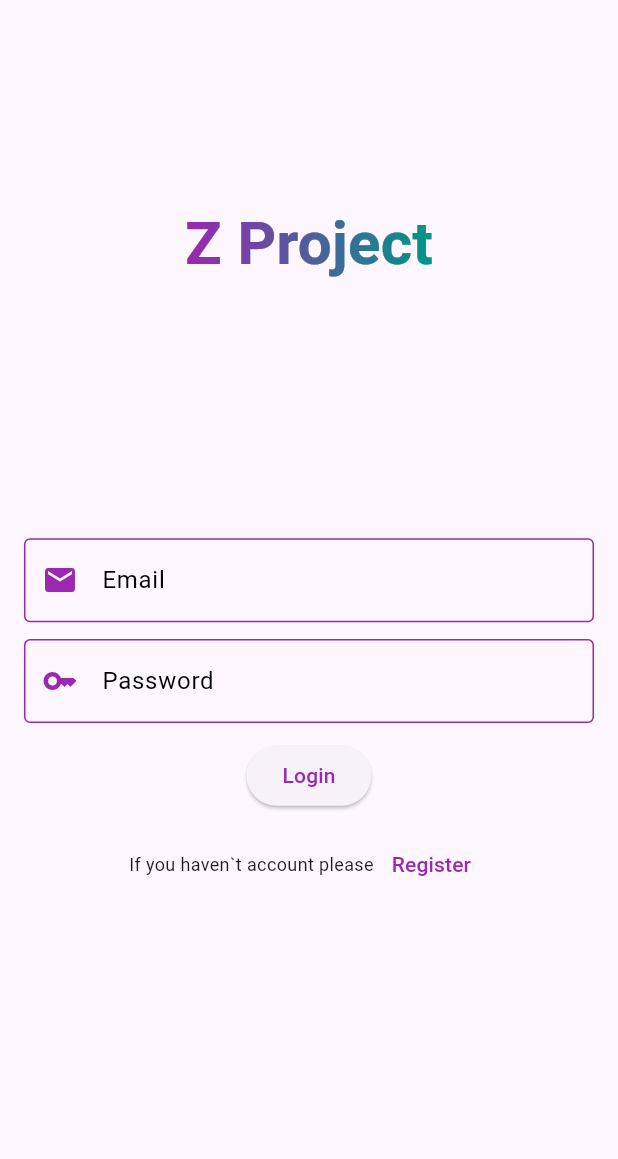
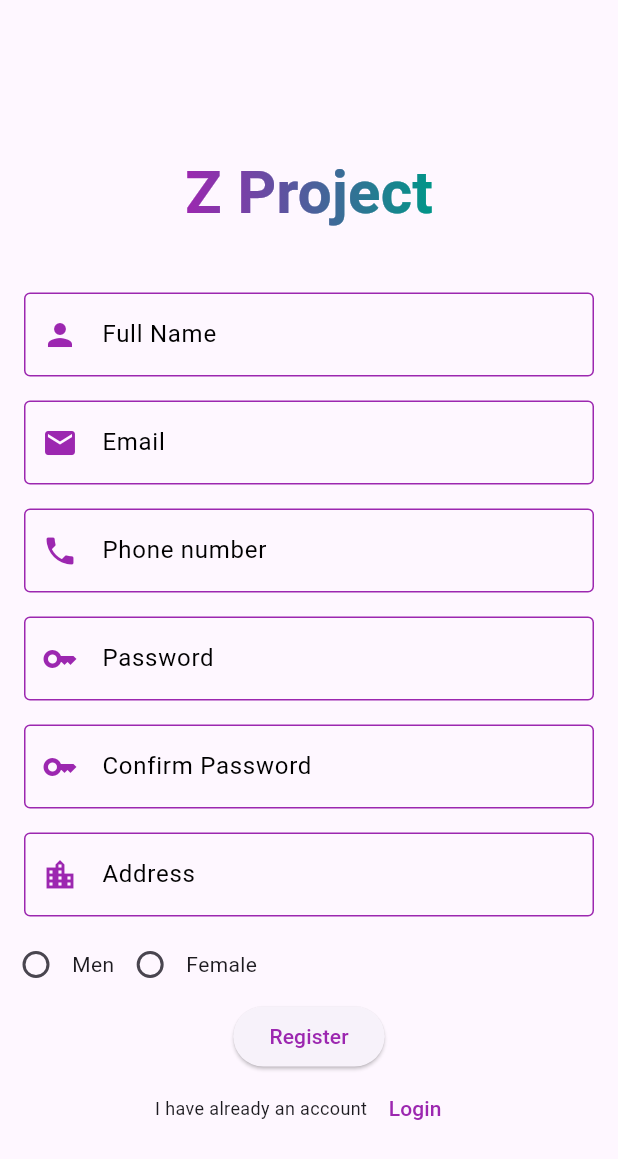
Before and after one commit to Zwawi100/E-commerce-Flutter, a Flutter app: the screen it shows after launch, after a tap on "Register", on a phone screen of 412 x 824 dp. Shown: the top 1159 px of the screen. Run offline on Flutter 3.47's test engine with Material 3 defaults, Android fonts, the phone set to English and light mode, and no system bars.

Commit message:
finish Register page UI

```diff
--- /dev/null
+++ b/lib/Core/Cutom_Widget/Custom_ElevatedButton.dart
@@ -0,0 +1,21 @@
+import 'package:flutter/material.dart';
+
+import '../../constant.dart';
+
+class CustomElevatedButton extends StatelessWidget {
+  const CustomElevatedButton({
+    super.key, required this.text,
+  });
+  final String text;
+
+  @override
+  Widget build(BuildContext context) {
+    return ElevatedButton(
+        onPressed: () {},
+        child: Text(
+          text,
+          style: TextStyle(color: kPrimaryColor),
+        )
+        );
+  }
+}
--- a/lib/Core/Cutom_Widget/Custom_textField.dart
+++ b/lib/Core/Cutom_Widget/Custom_textField.dart
@@ -21,7 +21,7 @@ class CustomTextField extends StatelessWidget {
   @override
   Widget build(BuildContext context) {
     return Padding(
-      padding: const EdgeInsets.symmetric(horizontal: 16 ),
+      padding: const EdgeInsets.symmetric(horizontal: 16 , vertical: 8),
       child: TextFormField(
         keyboardType: type,
         controller: controller,
--- /dev/null
+++ b/lib/Core/Cutom_Widget/Navigate_Text_Button.dart
@@ -0,0 +1,33 @@
+import 'package:flutter/material.dart';
+import '../../constant.dart';
+
+class NavigateBetweenLoginAndRegisterButton extends StatelessWidget {
+  const NavigateBetweenLoginAndRegisterButton({
+    super.key,
+    required this.text,
+    required this.buttonText, required this.navigatorRouteTo,
+  });
+  final String navigatorRouteTo;
+  final String text;
+  final String buttonText;
+  @override
+  Widget build(BuildContext context) {
+    return Row(
+      mainAxisAlignment: MainAxisAlignment.center,
+      children: [
+        Text(
+          text,
+          style: TextStyle(fontSize: 12),
+        ),
+        TextButton(
+            onPressed: () {
+              Navigator.pushReplacementNamed(context, navigatorRouteTo);
+            },
+            child: Text(
+              buttonText,
+              style: TextStyle(color: kPrimaryColor),
+            )),
+      ],
+    );
+  }
+}
--- a/lib/Features/Login/Presentation/View/Widgets/Login_View_Body.dart
+++ b/lib/Features/Login/Presentation/View/Widgets/Login_View_Body.dart
@@ -1,7 +1,10 @@
 import 'package:finalproject/Core/Cutom_Widget/Custom_textField.dart';
 import 'package:finalproject/Core/Cutom_Widget/Primary_Text.dart';
+import 'package:finalproject/Features/Register/Presentation/View/Register_Page.dart';
 import 'package:finalproject/constant.dart';
 import 'package:flutter/material.dart';
+import '../../../../../Core/Cutom_Widget/Custom_ElevatedButton.dart';
+import '../../../../../Core/Cutom_Widget/Navigate_Text_Button.dart';
 
 // ignore: must_be_immutable
 class LoginViewBody extends StatelessWidget {
@@ -35,13 +38,16 @@ class LoginViewBody extends StatelessWidget {
           Spacer(
             flex: 1,
           ),
-          ElevatedButton(onPressed: () {}, child: Text("Login" , style: TextStyle(color: kPrimaryColor),)),
-          Spacer(flex: 1,),
-          Row(mainAxisAlignment: MainAxisAlignment.center,
-            children: [
-              Text("If you haven`t account please" ,style: TextStyle(fontSize: 12),),
-              TextButton(onPressed: (){}, child: Text("Register" , style: TextStyle(color: kPrimaryColor),))
-            ],
+          CustomElevatedButton(
+            text: 'Login',
+          ),
+          Spacer(
+            flex: 1,
+          ),
+          NavigateBetweenLoginAndRegisterButton(
+            text: 'I don`t have account yet',
+            buttonText: 'Register',
+            navigatorRouteTo: RegisterPage.routeName,
           ),
           Spacer(
             flex: 20,
--- a/lib/Features/Register/Presentation/View/Register_Page.dart
+++ b/lib/Features/Register/Presentation/View/Register_Page.dart
@@ -1,11 +1,15 @@
 import 'package:flutter/material.dart';
+
+import 'Widgets/Register_Page_Body.dart';
 
 class RegisterPage extends StatelessWidget {
   const RegisterPage({super.key});
+  static const routeName = "RegisterPage";
 
   @override
   Widget build(BuildContext context) {
     return Scaffold(
+      body: RegisterPageBody(),
     );
   }
 }
--- /dev/null
+++ b/lib/Features/Register/Presentation/View/Widgets/Register_Page_Body.dart
@@ -0,0 +1,80 @@
+import 'package:finalproject/Core/Cutom_Widget/Custom_ElevatedButton.dart';
+import 'package:finalproject/Core/Cutom_Widget/Custom_textField.dart';
+import 'package:finalproject/Core/Cutom_Widget/Navigate_Text_Button.dart';
+import 'package:finalproject/Core/Cutom_Widget/Primary_Text.dart';
+import 'package:finalproject/Features/Login/Presentation/View/Login_Screen.dart';
+import 'package:finalproject/Features/Register/Presentation/View/Widgets/Selected_Gender.dart';
+import 'package:finalproject/constant.dart';
+import 'package:flutter/material.dart';
+
+// ignore: must_be_immutable
+class RegisterPageBody extends StatelessWidget {
+  RegisterPageBody({super.key});
+
+  late TextEditingController _controller1 = TextEditingController();
+
+  @override
+  Widget build(BuildContext context) {
+    return  Container(
+      child: ListView(
+        children: [
+          SizedBox(
+            height: 100,
+          ),
+          Row(
+            mainAxisAlignment: MainAxisAlignment.center,
+            children: [
+              KPrimartText(fontSize: 40),
+            ],
+          ),
+          SizedBox(
+            height: 30,
+          ),
+          CustomTextField(
+            controller: _controller1,
+            text: "Full Name",
+            icon: Icons.person,
+            iconcolor: kPrimaryColor,
+          ),
+          CustomTextField(
+            controller: _controller1,
+            text: "Email",
+            icon: Icons.email,
+            iconcolor: kPrimaryColor,
+          ),
+          CustomTextField(
+            controller: _controller1,
+            text: "Phone number",
+            icon: Icons.phone,
+            iconcolor: kPrimaryColor,
+          ),
+          CustomTextField(
+            controller: _controller1,
+            text: "Password",
+            icon: Icons.key,
+            iconcolor: kPrimaryColor,
+          ),
+          CustomTextField(
+            controller: _controller1,
+            text: "Confirm Password",
+            icon: Icons.key,
+            iconcolor: kPrimaryColor,
+          ),
+          CustomTextField(
+            controller: _controller1,
+            text: "Address",
+            icon: Icons.location_city,
+            iconcolor: kPrimaryColor,
+          ),
+          SelectGender(),
+          Center(child: CustomElevatedButton(text: "Register")),
+          NavigateBetweenLoginAndRegisterButton(
+            text: "I have already an account",
+            buttonText: "Login",
+            navigatorRouteTo: LoginScreen.routeName,
+          )
+        ],
+      ),
+    );
+  }
+}
--- /dev/null
+++ b/lib/Features/Register/Presentation/View/Widgets/Selected_Gender.dart
@@ -0,0 +1,37 @@
+import 'package:flutter/material.dart';
+
+class SelectGender extends StatefulWidget {
+  const SelectGender({super.key});
+
+  @override
+  State<SelectGender> createState() => _SelectGenderState();
+}
+
+class _SelectGenderState extends State<SelectGender> {
+  String? _selectedGender;
+  @override
+  Widget build(BuildContext context) {
+    return Row(
+      children: [
+        Radio(
+            value: "Men",
+            groupValue: _selectedGender,
+            onChanged: (value) {
+              setState(() {
+                _selectedGender = value;
+              });
+            }),
+            Text("Men"),
+        Radio(
+            value: "Female",
+            groupValue: _selectedGender,
+            onChanged: (value) {
+              setState(() {
+                _selectedGender = value;
+              });
+            }),
+            Text("Female")
+      ],
+    );
+  }
+}
--- a/lib/main.dart
+++ b/lib/main.dart
@@ -1,4 +1,5 @@
 import 'package:finalproject/Features/Login/Presentation/View/Login_Screen.dart';
+import 'package:finalproject/Features/Register/Presentation/View/Register_Page.dart';
 import 'package:flutter/material.dart';
 import 'Features/Splash/Presentation/View/Splash_View.dart';
 
@@ -17,6 +18,7 @@ class ZProject extends StatelessWidget {
       routes: {
         SplashScreen.routeName : (context) =>SplashScreen(),
         LoginScreen.routeName : (context) =>LoginScreen(),
+        RegisterPage.routeName : (context) =>RegisterPage()
 
       },
     );
```
